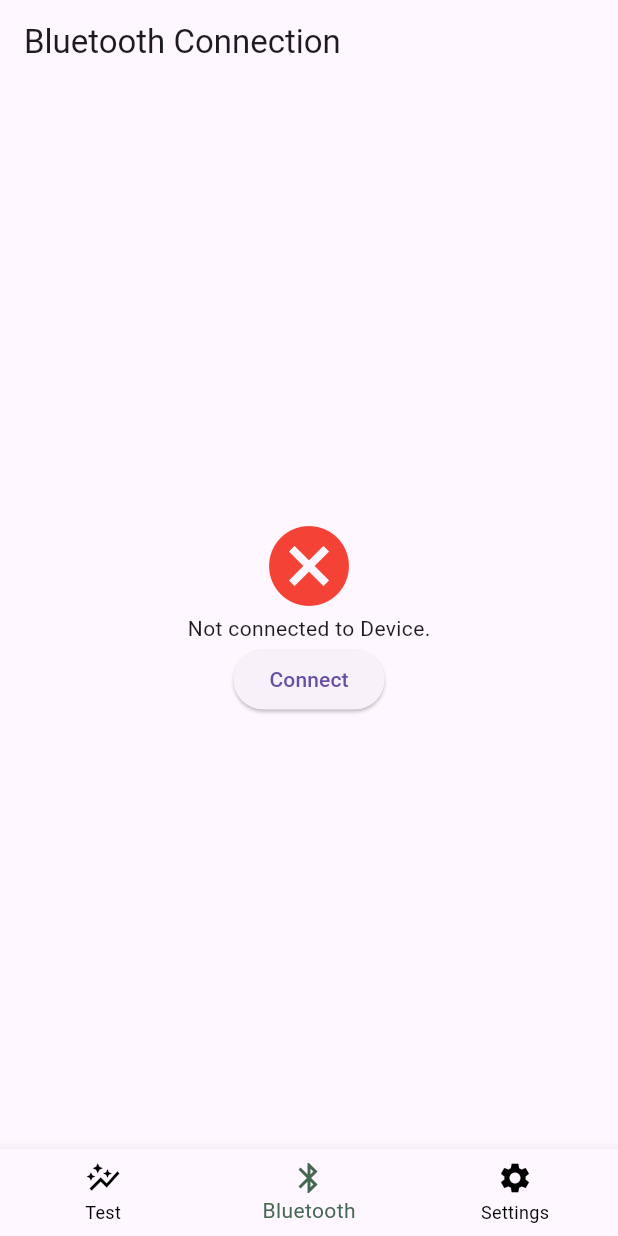
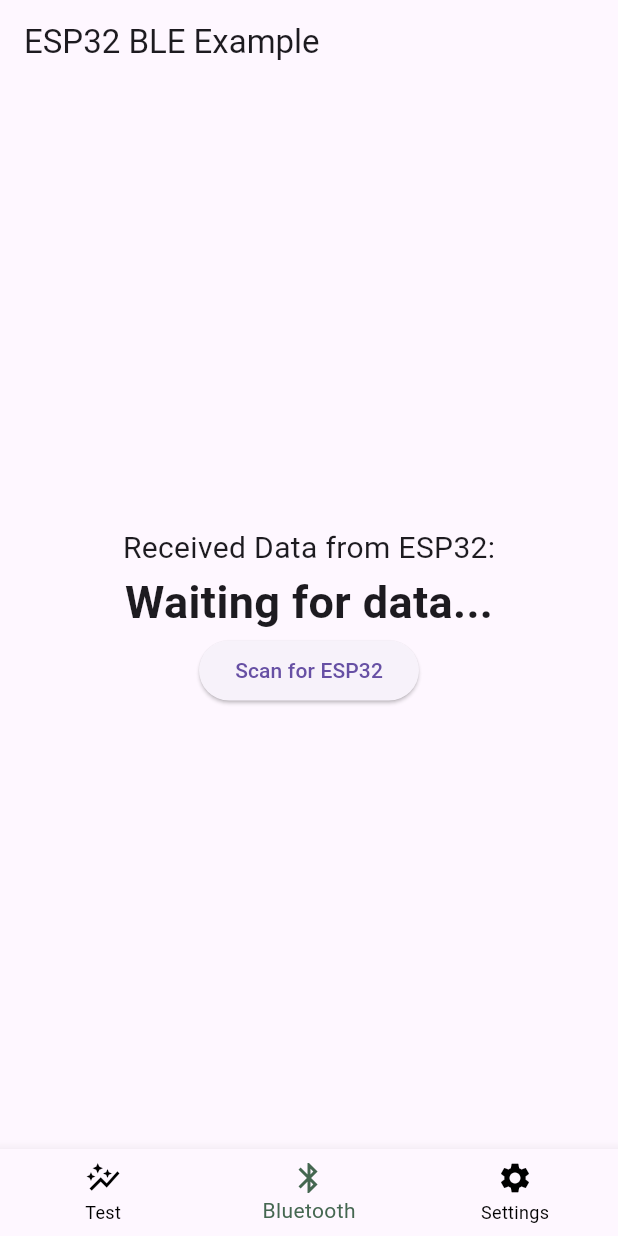
Before and after one commit to VimalanKM/Real-Time-Sensing-App---Bluetooth---Flutter, a Flutter app: the screen it shows after launch, item 2 of the bottom bar chosen, on a phone screen of 412 x 824 dp. Run offline on Flutter 3.47's test engine with Material 3 defaults, Android fonts, the phone set to English and light mode, and no system bars; our stand-ins replace flutter_blue, flutter_local_notifications, flutter_map, geolocator, latlong2 and 2 more; missing offline and left inert: dart:ffi, flutter_background_service, flutter_dialogs; generated files the repository leaves out were written again.

Commit message:
implemented ble - app receives string data

```diff
--- a/lib/screens/bluetooth_screen.dart
+++ b/lib/screens/bluetooth_screen.dart
@@ -1,3 +1,103 @@
+import 'package:flutter/material.dart';
+import 'package:flutter_blue/flutter_blue.dart';
+
+class BluetoothScreen extends StatefulWidget {
+  @override
+  _BluetoothScreenState createState() => _BluetoothScreenState();
+}
+
+class _BluetoothScreenState extends State<BluetoothScreen> {
+  FlutterBlue flutterBlue = FlutterBlue.instance;
+  BluetoothDevice? _device;
+  BluetoothCharacteristic? _myCharacteristic;
+  String _incomingData = 'Waiting for data...';
+
+  // Replace these with your ESP32 Service and Characteristic UUIDs
+  String serviceUUID = "12345678-1234-1234-1234-1234567890ab";  // ESP32 Service UUID
+  String characteristicUUID = "abcdefab-1234-5678-1234-abcdefabcdef";  // ESP32 Characteristic UUID
+
+  @override
+  void initState() {
+    super.initState();
+    startScan();
+  }
+
+  // Start scanning for Bluetooth devices
+  void startScan() {
+    flutterBlue.scan(timeout: Duration(seconds: 4)).listen((scanResult) {
+      print('Found device: ${scanResult.device.name}');
+      if (scanResult.device.name == 'ESP32_BLE') {  // Match with the ESP32 name
+        flutterBlue.stopScan();
+        print('Connecting to ESP32...');
+        connectToDevice(scanResult.device);
+      }
+    });
+  }
+
+  // Connect to the ESP32 device
+  void connectToDevice(BluetoothDevice device) async {
+    await device.connect();
+    print('Connected to ESP32');
+    discoverServices(device);
+  }
+
+  // Discover services and characteristics
+  void discoverServices(BluetoothDevice device) async {
+    List<BluetoothService> services = await device.discoverServices();
+    services.forEach((service) {
+      if (service.uuid.toString() == serviceUUID) {
+        service.characteristics.forEach((characteristic) {
+          if (characteristic.uuid.toString() == characteristicUUID) {
+            _myCharacteristic = characteristic;
+            print('Found characteristic: ${characteristic.uuid}');
+            setUpNotifications(characteristic);
+          }
+        });
+      }
+    });
+  }
+
+  // Set up notifications to receive data
+  void setUpNotifications(BluetoothCharacteristic characteristic) async {
+    await characteristic.setNotifyValue(true);
+    characteristic.value.listen((value) {
+      setState(() {
+        _incomingData = String.fromCharCodes(value);
+      });
+      print('Received data: $_incomingData');
+    });
+  }
+
+  @override
+  Widget build(BuildContext context) {
+    return Scaffold(
+      appBar: AppBar(title: Text('ESP32 BLE Example')),
+      body: Center(
+        child: Column(
+          mainAxisAlignment: MainAxisAlignment.center,
+          children: <Widget>[
+            Text(
+              'Received Data from ESP32:',
+              style: TextStyle(fontSize: 20),
+            ),
+            Text(
+              _incomingData,
+              style: TextStyle(fontSize: 30, fontWeight: FontWeight.bold),
+            ),
+            ElevatedButton(
+              onPressed: startScan,
+              child: Text('Scan for ESP32'),
+            ),
+          ],
+        ),
+      ),
+    );
+  }
+}
+
+
+
+/*
 import 'package:equity_ware_app_flutter/services/ble_service.dart';
 import 'package:flutter/material.dart';
 
@@ -64,7 +164,7 @@ class _BluetoothScreenState extends State<BluetoothScreen> {
                         color: Colors.red,
                         size: 64,
                       ),
-                      const Text("Not connected to Device."),
+                      const Text("Not connected to Electrochemical Sensing Device."),
                       ElevatedButton(
                           onPressed: loading
                               ? null
@@ -93,3 +193,4 @@ class _BluetoothScreenState extends State<BluetoothScreen> {
     );
   }
 }
+*/
```
Also changed, not shown: 1 other file.
